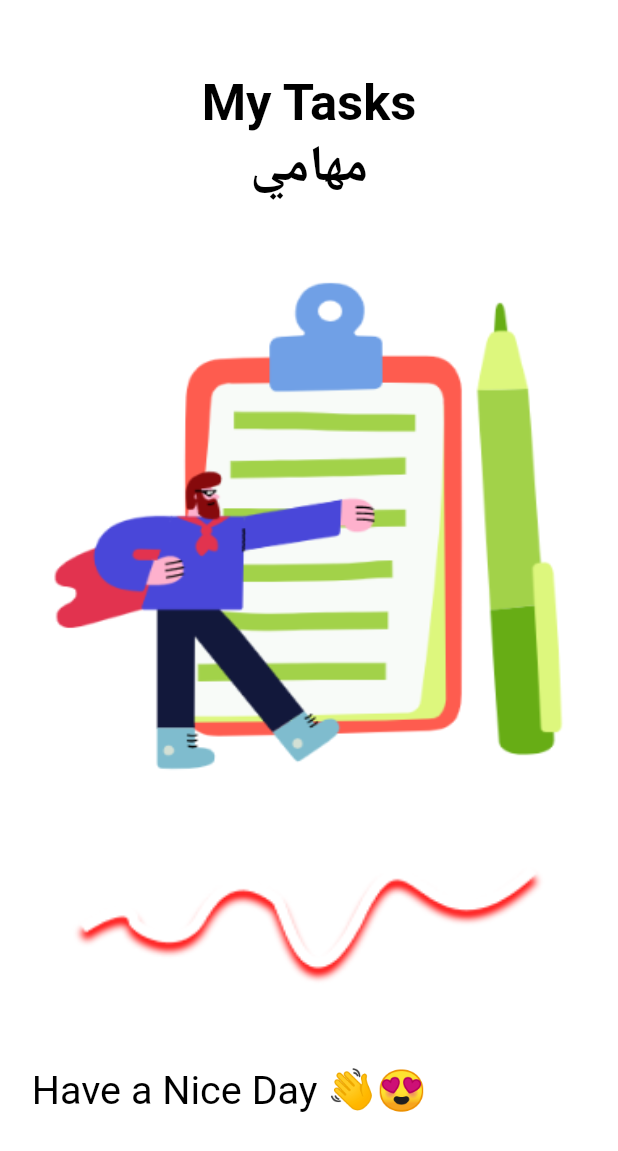
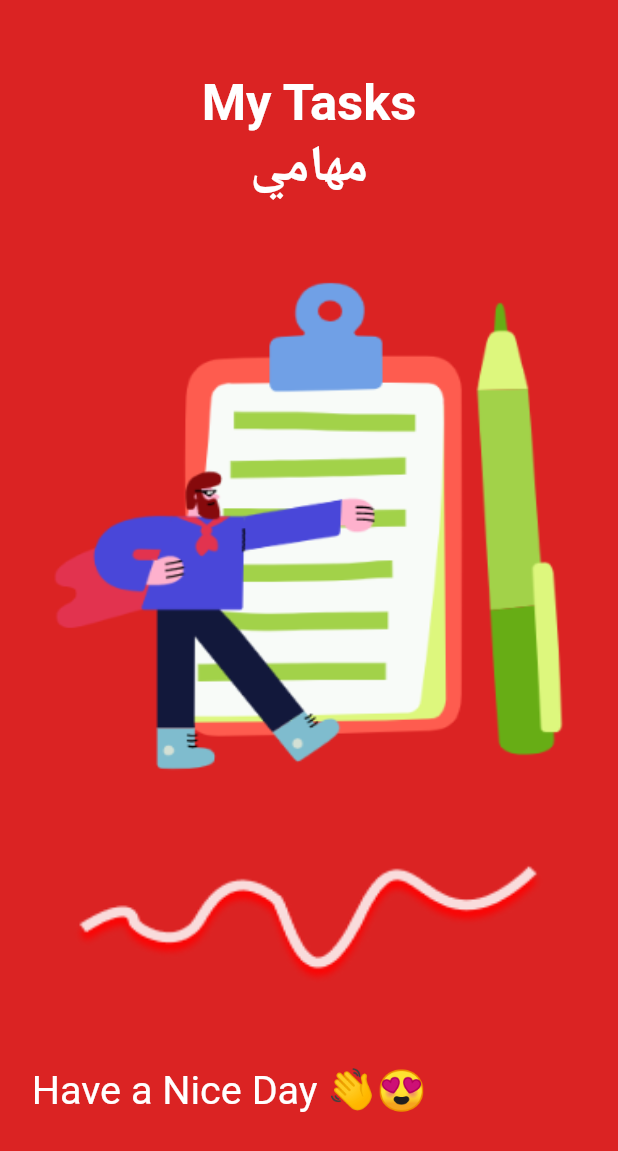
Before and after one commit to MohammedMotlaq/ToDoApp, a Flutter app: the Splash screen opened directly, on a phone screen of 412 x 824 dp. Shown: the top 1151 px of the screen. Run offline on Flutter 3.47's test engine with Material 2 defaults, Android fonts, the phone set to English and light mode, and no system bars; our stand-ins replace flutter_screenutil, internet_connection_checker, lottie, rounded_loading_button, shared_preferences and 1 more; missing offline and left inert: dart:ffi; accounts and stored records are empty.

```diff
--- a/lib/Views/Splash/Splash.dart
+++ b/lib/Views/Splash/Splash.dart
@@ -7,6 +7,7 @@ import 'package:to_do_app/Providers/UI_Provider.dart';
 import 'package:to_do_app/Router/App_Router.dart';
 import 'package:to_do_app/Views/Auth/no_internet_page.dart';
 import 'package:to_do_app/Views/Screens/Home_Screen.dart';
+import 'package:to_do_app/Views/Screens/Main_Screen.dart';
 import 'package:to_do_app/colors/Colors.dart';
 
 import '../Auth/SignIn_Screen.dart';
@@ -25,12 +26,8 @@ class _SplashState extends State<Splash> {
     Future.delayed(const Duration(seconds: 3), () async {
       bool result = await InternetConnectionChecker().hasConnection;
       result
-
           // ignore: use_build_context_synchronously
-          ? Navigator.pushReplacement(context,
-              MaterialPageRoute(builder: (BuildContext context) {
-              return SignInScreen();
-            }))
+          ? navigateUser()
           :
           // ignore: use_build_context_synchronously
           Navigator.pushReplacement(context,
@@ -40,13 +37,27 @@ class _SplashState extends State<Splash> {
     });
   }
 
+  navigateUser() {
+    String? token = SPHelper.getToken();
+    if (token == null) {
+      return Navigator.pushReplacement(context,
+          MaterialPageRoute(builder: (BuildContext context) {
+        return SignInScreen();
+      }));
+    }
+    return Navigator.pushReplacement(context,
+        MaterialPageRoute(builder: (BuildContext context) {
+      return MainScreen();
+    }));
+  }
+
   @override
   Widget build(BuildContext context) {
     return Scaffold(
       body: Consumer<UIProvider>(builder: (context, UIprovider, x) {
         return Container(
           alignment: Alignment.center,
-          color: UIprovider.theme['backgroundColor'],
+          color: UIprovider.theme['SplashBackgroundColor'],
           width: 390.w,
           height: 844.h,
           child: Column(
@@ -57,14 +68,14 @@ class _SplashState extends State<Splash> {
               Text(
                 "My Tasks",
                 style: TextStyle(
-                    color: UIprovider.theme['text'],
+                    color: Colors.white,
                     fontSize: 32.sp,
                     fontWeight: FontWeight.bold),
               ),
               Text(
                 "مهامي",
                 style: TextStyle(
-                    color: UIprovider.theme['text'],
+                    color: Colors.white,
                     fontSize: 32.sp,
                     fontWeight: FontWeight.bold),
               ),
@@ -99,7 +110,9 @@ class _SplashState extends State<Splash> {
                 child: Text(
                   "Have a Nice Day 👋😍",
                   style: TextStyle(
-                      color: UIprovider.theme['text'], fontSize: 25.sp),
+                    color: Colors.white,
+                    fontSize: 25.sp,
+                  ),
                 ),
               ),
             ],
--- a/lib/colors/Colors.dart
+++ b/lib/colors/Colors.dart
@@ -2,6 +2,7 @@ import 'package:flutter/material.dart';
 
 Map<String, Color> lightColors = {
   "backgroundColor": const Color(0xFFFFFFFF),
+  "SplashBackgroundColor": const Color(0xFFDB2323),
   "textInputs": const Color(0x40FF4444),
   "text": const Color(0xff000000),
   "buttonColor": const Color(0xFFFF4444),
@@ -11,11 +12,12 @@ Map<String, Color> lightColors = {
   "selectedColor": const Color(0xFFFF4444),
   "unselectedColor": const Color(0xFF000000),
   "someText": const Color(0xFFFF4444),
-  "iconsColor":const Color(0xFFD1CDCD)
+  "iconsColor": const Color(0xFFD1CDCD)
 };
 
 Map<String, Color> DarkColors = {
   "backgroundColor": const Color(0xFF000000),
+  "SplashBackgroundColor": const Color(0xFFffffff),
   "textInputs": const Color(0x40FF4444),
   "text": const Color(0xFFFFFFFF),
   "buttonColor": const Color(0xFFFF4444),
@@ -25,6 +27,5 @@ Map<String, Color> DarkColors = {
   "selectedColor": const Color(0xFFFF0000),
   "unselectedColor": const Color.fromARGB(255, 255, 255, 255),
   "someText": const Color(0xFFFFFFFF),
-  "iconsColor":const Color(0xFFBBB6B6)
-
+  "iconsColor": const Color(0xFFBBB6B6)
 };
```
